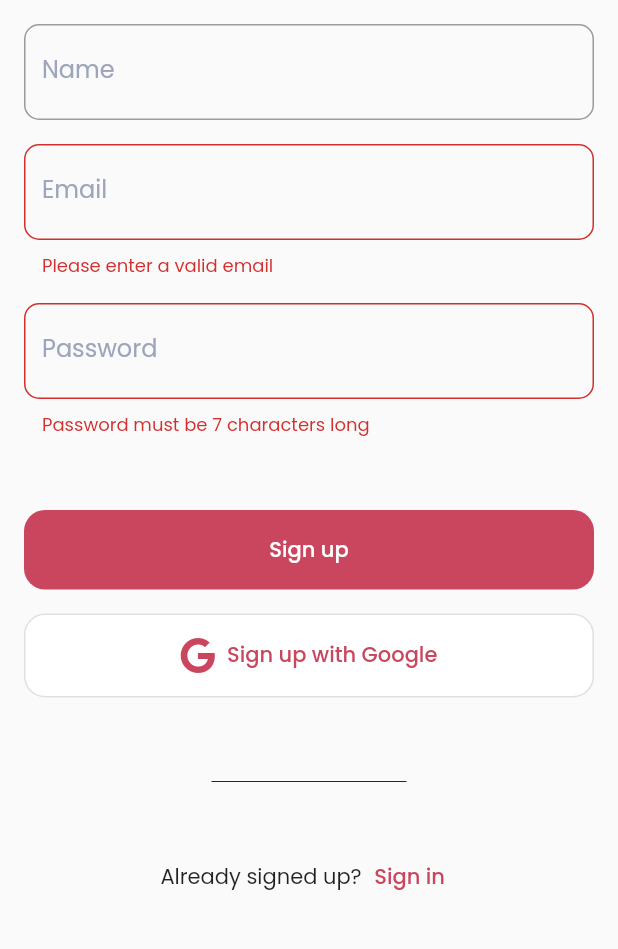
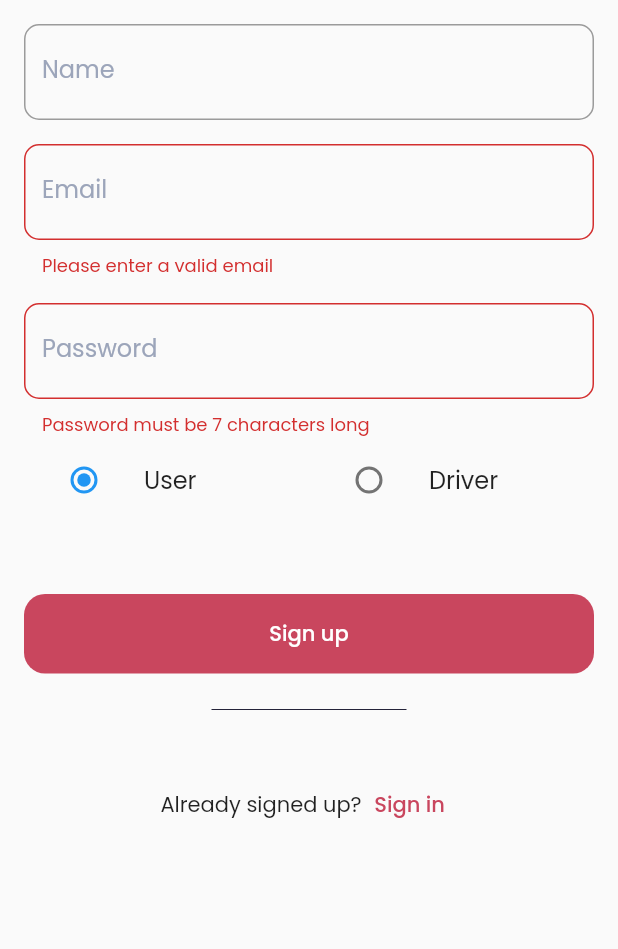
Before and after one commit to kunaljain0212/Emergency-Vehicle-Notifier, a Flutter app: the screen it shows after launch, after a tap on "Get Started", after a tap on "Sign in", after a tap on "Sign up", on a phone screen of 412 x 824 dp, the part 249-1198 px from its top. Run offline on Flutter 3.47's test engine with Material 2 defaults, Android fonts, the phone set to English and light mode, and no system bars; our stand-ins replace cloud_firestore, firebase_auth, firebase_core, flutter_spinkit, google_fonts, google_sign_in; accounts and stored records are empty.

Commit message:
Setup firestore and user collection
Signed-off-by: kunaljain0212 <jainkunal209@gmail.com>

```diff
--- a/lib/main.dart
+++ b/lib/main.dart
@@ -30,7 +30,7 @@ class MyApp extends StatelessWidget {
         debugShowCheckedModeBanner: false,
         title: 'Muzzle',
         theme: lightThemeData,
-        darkTheme: darkThemeData,
+        // darkTheme: darkThemeData,
         routes: {
           MyRoutes.landing: (context) => const Wrapper(),
           MyRoutes.signUpLogin: (context) => const SignUpLoginView(),
--- a/lib/services/auth_service.dart
+++ b/lib/services/auth_service.dart
@@ -1,3 +1,5 @@
+import 'package:emergency_notifier/services/user_service.dart';
+import 'package:emergency_notifier/views/signup_login_view.dart';
 import 'package:firebase_auth/firebase_auth.dart';
 import 'package:google_sign_in/google_sign_in.dart';
 import 'package:emergency_notifier/models/auth_model.dart';
@@ -16,11 +18,28 @@ class AuthService {
   }
 
   //sign up with email and password
-  Future signUpWithEmailAndPassword(String email, String password) async {
+  Future signUpWithEmailAndPassword(String email, String password, String name,
+      String role, String? hospitalName, String? vehicleNumber) async {
     try {
       UserCredential result = await _auth.createUserWithEmailAndPassword(
           email: email, password: password);
       User? user = result.user;
+      if (user != null) {
+        await user.updateDisplayName(name);
+        await user.updatePhotoURL(
+            'https://res.cloudinary.com/kunaaaaalll/image/upload/v1633810902/495-4952535_create-digital-profile-icon-blue-user-profile-icon_qxgvrr.png');
+      }
+      final User? updatedUser = _auth.currentUser;
+      print(role);
+      if (updatedUser != null) {
+        await UserService(uid: updatedUser.uid).createUser(
+            updatedUser.displayName!,
+            updatedUser.email!,
+            updatedUser.photoURL,
+            role,
+            hospitalName,
+            vehicleNumber);
+      }
       return _userFromFirebaseUser(user);
     } on FirebaseAuthException {
       rethrow;
--- a/lib/views/signup_login_view.dart
+++ b/lib/views/signup_login_view.dart
@@ -3,10 +3,11 @@ import 'package:flutter/rendering.dart';
 import 'package:emergency_notifier/common/constants.dart';
 import 'package:flutter/material.dart';
 import 'package:flutter/services.dart';
-import 'package:font_awesome_flutter/font_awesome_flutter.dart';
 import 'package:emergency_notifier/exceptions/firebase_auth_exception_codes.dart';
 import 'package:emergency_notifier/widgets/loading.dart';
 import 'package:emergency_notifier/services/auth_service.dart';
+
+enum UserType { driver, user }
 
 void _showErrorDialog(BuildContext context, String message) {
   final snackBar = SnackBar(
@@ -51,9 +52,12 @@ class _SignUpLoginViewState extends State<SignUpLoginView> {
   final nameController = TextEditingController();
   final emailController = TextEditingController();
   final passwordController = TextEditingController();
+  final hospitalNameController = TextEditingController();
+  final vehicleNumberController = TextEditingController();
 
   final formKey = GlobalKey<FormState>();
 
+  UserType? userType = UserType.user;
   bool isLogin = true;
   bool isPasswordVisible = false;
   bool isLoading = false;
@@ -161,6 +165,80 @@ class _SignUpLoginViewState extends State<SignUpLoginView> {
                                 ),
                         ),
                       ),
+                      !isLogin && userType == UserType.driver
+                          ? const SizedBox(height: defaultPadding)
+                          : Container(),
+                      !isLogin && userType == UserType.driver
+                          ? TextFormField(
+                              controller: hospitalNameController,
+                              validator: (value) {
+                                if (value?.isEmpty ?? false) {
+                                  return 'Please enter hospital name';
+                                }
+                                return null;
+                              },
+                              keyboardType: TextInputType.text,
+                              textInputAction: TextInputAction.done,
+                              decoration: const InputDecoration(
+                                hintText: 'Enter hospital name',
+                                labelText: 'Hospital Name',
+                              ),
+                            )
+                          : Container(),
+                      !isLogin && userType == UserType.driver
+                          ? const SizedBox(height: defaultPadding)
+                          : Container(),
+                      !isLogin && userType == UserType.driver
+                          ? TextFormField(
+                              controller: vehicleNumberController,
+                              validator: (value) {
+                                if (value?.isEmpty ?? false) {
+                                  return 'Please enter vehicle number';
+                                }
+                                return null;
+                              },
+                              keyboardType: TextInputType.name,
+                              textInputAction: TextInputAction.done,
+                              decoration: const InputDecoration(
+                                hintText: 'Enter your vehicle number',
+                                labelText: 'Vehicle Number',
+                              ),
+                            )
+                          : Container(),
+                      isLogin
+                          ? Container()
+                          : Row(
+                              children: <Widget>[
+                                Expanded(
+                                  child: ListTile(
+                                    title: const Text('User'),
+                                    leading: Radio<UserType>(
+                                      value: UserType.user,
+                                      groupValue: userType,
+                                      onChanged: (UserType? value) {
+                                        setState(() {
+                                          userType = value;
+                                        });
+                                      },
+                                    ),
+                                  ),
+                                ),
+                                Expanded(
+                                  child: ListTile(
+                                    title: const Text('Driver'),
+                                    leading: Radio<UserType>(
+                                      value: UserType.driver,
+                                      groupValue: userType,
+                                      onChanged: (UserType? value) {
+                                        setState(() {
+                                          userType = value;
+                                        });
+                                      },
+                                    ),
+                                  ),
+                                ),
+                              ],
+                            ),
                       const SizedBox(height: defaultPadding * 3),
                       ElevatedButton(
                         onPressed: () async {
@@ -176,7 +254,14 @@ class _SignUpLoginViewState extends State<SignUpLoginView> {
                                       passwordController.text)
                                   : await _auth.signUpWithEmailAndPassword(
                                       emailController.text,
-                                      passwordController.text);
+                                      passwordController.text,
+                                      nameController.text,
+                                      userType == UserType.driver
+                                          ? 'driver'
+                                          : 'user',
+                                      hospitalNameController.text,
+                                      vehicleNumberController.text,
+                                    );
                             } on FirebaseAuthException catch (error) {
                               setState(() {
                                 isLoading = false;
@@ -193,85 +278,6 @@ class _SignUpLoginViewState extends State<SignUpLoginView> {
                         child: Text('Sign ${isLogin ? 'in' : 'up'}'),
                       ),
                       const SizedBox(height: defaultPadding),
-                      Theme.of(context).brightness == Brightness.light
-                          ? OutlinedButton.icon(
-                              onPressed: () async {
-                                try {
-                                  await _auth.signInWithGoogle();
-                                } on PlatformException catch (error) {
-                                  var errorMessage = 'Authentication error';
-                                  final String msg = error.message ?? "";
-                                  if ((msg.contains('sign_in_canceled')) ||
-                                      msg.contains('sign_in_failed')) {
-                                    errorMessage =
-                                        'Sign in failed, try again later';
-                                  } else if (msg.contains('network_error')) {
-                                    errorMessage =
-                                        'Sign in failed due to network issue';
-                                  }
-                                  setState(() {
-                                    isLoading = false;
-                                  });
-                                  _showErrorDialog(context, errorMessage);
-                                } catch (error) {
-                                  setState(() {
-                                    isLoading = false;
-                                  });
-                                  const errorMessage =
-                                      'Could not sign you in, please try again later.';
-                                  _showErrorDialog(context, errorMessage);
-                                }
-                              },
-                              icon: const FaIcon(
-                                FontAwesomeIcons.google,
-                                color: primaryColor,
-                              ),
-                              label: Text(
-                                'Sign ${isLogin ? 'in' : 'up'} with Google',
-                                style: const TextStyle(color: primaryColor),
-                              ),
-                            )
-                          : ElevatedButton.icon(
-                              style: ElevatedButton.styleFrom(
-                                primary: Colors.white,
-                              ),
-                              onPressed: () async {
-                                try {
-                                  await _auth.signInWithGoogle();
-                                } on PlatformException catch (error) {
-                                  var errorMessage = 'Authentication error';
-                                  final String msg = error.message ?? "";
-                                  if ((msg.contains('sign_in_canceled')) ||
-                                      msg.contains('sign_in_failed')) {
-                                    errorMessage =
-                                        'Sign in failed, try again later';
-                                  } else if (msg.contains('network_error')) {
-                                    errorMessage =
-                                        'Sign in failed due to network issue';
-                                  }
-                                  setState(() {
-                                    isLoading = false;
-                                  });
-                                  _showErrorDialog(context, errorMessage);
-                                } catch (error) {
-                                  setState(() {
-                                    isLoading = false;
-                                  });
-                                  const errorMessage =
-                                      'Could not sign you in, please try again later.';
-                                  _showErrorDialog(context, errorMessage);
-                                }
-                              },
-                              icon: const FaIcon(
-                                FontAwesomeIcons.google,
-                                color: primaryColor,
-                              ),
-                              label: Text(
-                                'Sign ${isLogin ? 'in' : 'up'} with Google',
-                                style: const TextStyle(color: primaryColor),
-                              ),
-                            ),
-                      const SizedBox(height: defaultPadding * 3),
                       Divider(
                         color: Theme.of(context).brightness == Brightness.light
                             ? secondaryColorDarkTheme
```
Also changed, not shown: lib/models/user_model.dart (added, +19 -0 lines), lib/services/user_service.dart (added, +41 -0 lines).
